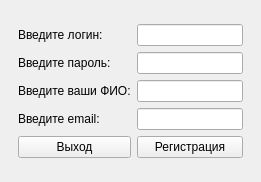
Before: the Qt Designer form mainwindow.ui in Toxicattack4up/AptekaService, drawn with Qt 5.
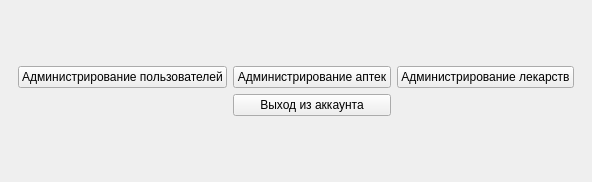
After: the same form once the commit is applied. The open tabs and pages were chosen to show the change.

```diff
--- a/mainwindow.ui
+++ b/mainwindow.ui
@@ -6,7 +6,7 @@
    <rect>
     <x>0</x>
     <y>0</y>
-    <width>261</width>
+    <width>589</width>
     <height>182</height>
    </rect>
   </property>
@@ -135,6 +135,92 @@
         </item>
        </layout>
       </widget>
+      <widget class="QWidget" name="page_2">
+       <layout class="QGridLayout" name="gridLayout_7">
+        <item row="0" column="0">
+         <layout class="QGridLayout" name="Administrator_menu">
+          <item row="0" column="0">
+           <widget class="QPushButton" name="Admin_users">
+            <property name="sizePolicy">
+             <sizepolicy hsizetype="Preferred" vsizetype="Fixed">
+              <horstretch>0</horstretch>
+              <verstretch>0</verstretch>
+             </sizepolicy>
+            </property>
+            <property name="focusPolicy">
+             <enum>Qt::FocusPolicy::StrongFocus</enum>
+            </property>
+            <property name="text">
+             <string>Администрирование пользователей</string>
+            </property>
+           </widget>
+          </item>
+          <item row="0" column="2">
+           <widget class="QPushButton" name="Admin_Item">
+            <property name="sizePolicy">
+             <sizepolicy hsizetype="Preferred" vsizetype="Fixed">
+              <horstretch>0</horstretch>
+              <verstretch>0</verstretch>
+             </sizepolicy>
+            </property>
+            <property name="text">
+             <string>Администрирование лекарств</string>
+            </property>
+           </widget>
+          </item>
+          <item row="0" column="1">
+           <widget class="QPushButton" name="Admin_pharmacy">
+            <property name="sizePolicy">
+             <sizepolicy hsizetype="Preferred" vsizetype="Fixed">
+              <horstretch>0</horstretch>
+              <verstretch>0</verstretch>
+             </sizepolicy>
+            </property>
+            <property name="text">
+             <string>Администрирование аптек</string>
+            </property>
+           </widget>
+          </item>
+          <item row="1" column="1">
+           <widget class="QPushButton" name="Cancel_Admin_menu">
+            <property name="text">
+             <string>Выход из аккаунта</string>
+            </property>
+           </widget>
+          </item>
+         </layout>
+        </item>
+       </layout>
+      </widget>
+      <widget class="QWidget" name="page_3">
+       <layout class="QGridLayout" name="gridLayout_9">
+        <item row="0" column="0">
+         <layout class="QGridLayout" name="Seller_menu">
+          <item row="0" column="0">
+           <widget class="QPushButton" name="Sell_button">
+            <property name="text">
+             <string>Сделать продажу</string>
+            </property>
+           </widget>
+          </item>
+          <item row="0" column="1">
+           <widget class="QPushButton" name="Warehouse">
+            <property name="text">
+             <string>Просмотрел наличие на складе</string>
+            </property>
+           </widget>
+          </item>
+          <item row="1" column="0">
+           <widget class="QPushButton" name="Cancel_seller_menu">
+            <property name="text">
+             <string>Выход</string>
+            </property>
+           </widget>
+          </item>
+         </layout>
+        </item>
+       </layout>
+      </widget>
       <widget class="QWidget" name="page_1">
        <layout class="QGridLayout" name="gridLayout_5">
         <item row="1" column="0">
```
Left out of the diff: 25 changed lines with no effect on the pictures.
